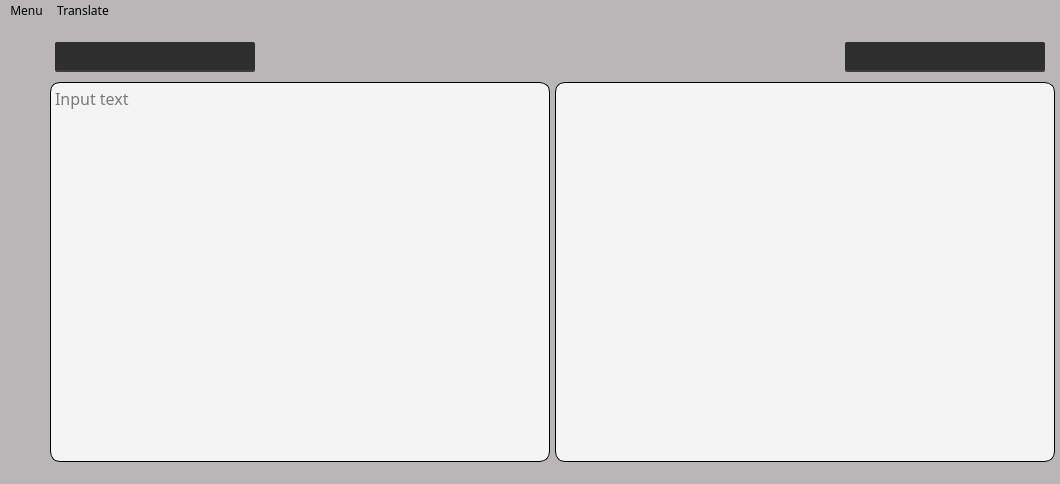
Above: TranslateMate.ui from spone12/translated_mate before the change. Below: the same form after it.
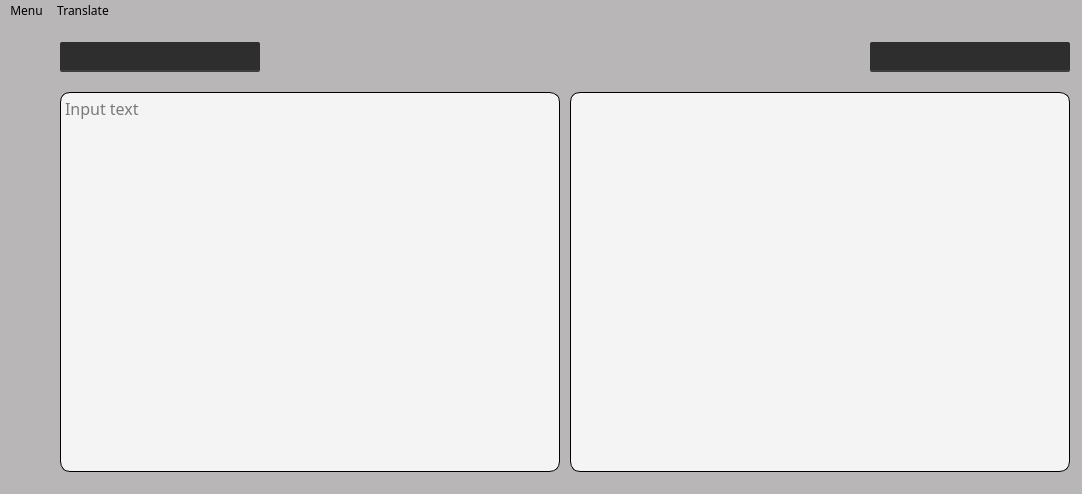
That is the form after the change. Icons and pictures are not drawn.

Commit message: Added window saving text translation

Patch:
```diff
--- a/TranslateMate.ui
+++ b/TranslateMate.ui
@@ -9,8 +9,8 @@
    <rect>
     <x>0</x>
     <y>0</y>
-    <width>1060</width>
-    <height>484</height>
+    <width>1082</width>
+    <height>494</height>
    </rect>
   </property>
   <property name="sizePolicy">
@@ -72,52 +72,10 @@
 }</string>
   </property>
   <widget class="QWidget" name="centralwidget">
-   <widget class="QTextEdit" name="inputBox">
-    <property name="geometry">
-     <rect>
-      <x>50</x>
-      <y>60</y>
-      <width>500</width>
-      <height>380</height>
-     </rect>
-    </property>
-    <property name="styleSheet">
-     <string notr="true">border: 1px solid black;
-border-radius: 10px;
-background: #f4f4f5;
-font-size: 16px;
-</string>
-    </property>
-    <property name="placeholderText">
-     <string>Input text</string>
-    </property>
-   </widget>
-   <widget class="QTextEdit" name="translateBox">
-    <property name="enabled">
-     <bool>true</bool>
-    </property>
-    <property name="geometry">
-     <rect>
-      <x>555</x>
-      <y>60</y>
-      <width>500</width>
-      <height>380</height>
-     </rect>
-    </property>
-    <property name="styleSheet">
-     <string notr="true">border: 1px solid black;
-border-radius: 10px;
-background: #f4f4f5;
-font-size: 16px;</string>
-    </property>
-    <property name="readOnly">
-     <bool>true</bool>
-    </property>
-   </widget>
    <widget class="QComboBox" name="fromLang">
     <property name="geometry">
      <rect>
-      <x>55</x>
+      <x>60</x>
       <y>20</y>
       <width>200</width>
       <height>30</height>
@@ -161,7 +119,7 @@
    <widget class="QComboBox" name="toLang">
     <property name="geometry">
      <rect>
-      <x>845</x>
+      <x>870</x>
       <y>20</y>
       <width>200</width>
       <height>30</height>
@@ -205,8 +163,8 @@
    <widget class="QLabel" name="translateLabel">
     <property name="geometry">
      <rect>
-      <x>5</x>
-      <y>60</y>
+      <x>10</x>
+      <y>90</y>
       <width>40</width>
       <height>40</height>
      </rect>
@@ -245,7 +203,7 @@
    <widget class="QLabel" name="reverseTranslate">
     <property name="geometry">
      <rect>
-      <x>540</x>
+      <x>550</x>
       <y>20</y>
       <width>30</width>
       <height>30</height>
@@ -282,55 +240,66 @@
      <bool>true</bool>
     </property>
    </widget>
-   <widget class="QLabel" name="clearInput">
+   <widget class="QStackedWidget" name="stackedWidget">
     <property name="geometry">
      <rect>
-      <x>500</x>
-      <y>70</y>
-      <width>30</width>
-      <height>30</height>
+      <x>60</x>
+      <y>60</y>
+      <width>1011</width>
+      <height>391</height>
      </rect>
     </property>
     <property name="cursor">
      <cursorShape>PointingHandCursor</cursorShape>
     </property>
-    <property name="focusPolicy">
-     <enum>Qt::NoFocus</enum>
-    </property>
-    <property name="toolTip">
-     <string>Clear input and translated text</string>
-    </property>
-    <property name="autoFillBackground">
-     <bool>false</bool>
-    </property>
-    <property name="styleSheet">
-     <string notr="true">#clearInput {
-	background-repeat: no-repeat;
- 	border-radius:  5px;
-	background: none;
-	opacity: 0.5;
-	padding: 7px;
-}
-#clearInput:hover  {
-	opacity: 1;
-	background: #dedddd;
-}</string>
-    </property>
-    <property name="text">
-     <string/>
-    </property>
-    <property name="pixmap">
-     <pixmap>img/close.png</pixmap>
-    </property>
-    <property name="scaledContents">
+    <widget class="QWidget" name="MainTranslate" native="true">
+     <widget class="QTextEdit" name="inputBox">
+      <property name="geometry">
+       <rect>
+        <x>0</x>
+        <y>10</y>
+        <width>500</width>
+        <height>380</height>
+       </rect>
+      </property>
+      <property name="styleSheet">
+       <string notr="true">border: 1px solid black;
+border-radius: 10px;
+background: #f4f4f5;
+font-size: 16px;
+</string>
+      </property>
+      <property name="placeholderText">
+       <string>Input text</string>
+      </property>
+     </widget>
+     <widget class="QTextEdit" name="translateBox">
+      <property name="enabled">
+       <bool>true</bool>
+      </property>
+      <property name="geometry">
+       <rect>
+        <x>510</x>
+        <y>10</y>
+        <width>500</width>
+        <height>380</height>
+       </rect>
+      </property>
+      <property name="styleSheet">
+       <string notr="true">border: 1px solid black;
+border-radius: 10px;
+background: #f4f4f5;
+font-size: 16px;</string>
+      </property>
+      <property name="readOnly">
      <bool>true</bool>
     </property>
    </widget>
    <widget class="QLabel" name="copyTranslate">
     <property name="geometry">
      <rect>
-      <x>1005</x>
-      <y>400</y>
+        <x>960</x>
+        <y>340</y>
       <width>30</width>
       <height>30</height>
      </rect>
@@ -373,13 +342,100 @@
      <bool>true</bool>
     </property>
    </widget>
+     <widget class="QLabel" name="clearInput">
+      <property name="geometry">
+       <rect>
+        <x>460</x>
+        <y>20</y>
+        <width>30</width>
+        <height>30</height>
+       </rect>
+      </property>
+      <property name="cursor">
+       <cursorShape>PointingHandCursor</cursorShape>
+      </property>
+      <property name="focusPolicy">
+       <enum>Qt::NoFocus</enum>
+      </property>
+      <property name="toolTip">
+       <string>Clear input and translated text</string>
+      </property>
+      <property name="autoFillBackground">
+       <bool>false</bool>
+      </property>
+      <property name="styleSheet">
+       <string notr="true">#clearInput {
+	background-repeat: no-repeat;
+ 	border-radius:  5px;
+	background: none;
+	opacity: 0.5;
+	padding: 7px;
+}
+#clearInput:hover  {
+	opacity: 1;
+	background: #dedddd;
+}</string>
+      </property>
+      <property name="text">
+       <string/>
+      </property>
+      <property name="pixmap">
+       <pixmap>img/close.png</pixmap>
+      </property>
+      <property name="scaledContents">
+       <bool>true</bool>
+      </property>
+     </widget>
+    </widget>
+    <widget class="QWidget" name="SaveTranslate" native="true"/>
+   </widget>
+   <widget class="QLabel" name="saveTranslationWindow">
+    <property name="geometry">
+     <rect>
+      <x>10</x>
+      <y>140</y>
+      <width>40</width>
+      <height>40</height>
+     </rect>
+    </property>
+    <property name="cursor">
+     <cursorShape>PointingHandCursor</cursorShape>
+    </property>
+    <property name="focusPolicy">
+     <enum>Qt::NoFocus</enum>
+    </property>
+    <property name="toolTip">
+     <string>Save translation window</string>
+    </property>
+    <property name="autoFillBackground">
+     <bool>false</bool>
+    </property>
+    <property name="styleSheet">
+     <string notr="true">#saveTranslationWindow {
+	background-repeat: no-repeat;
+ 	border-radius:  5px;
+}
+#saveTranslationWindow:hover  {
+	background:  #fff6f7;
+}</string>
+    </property>
+    <property name="text">
+     <string/>
+    </property>
+    <property name="pixmap">
+     <pixmap>img/saveButton.png</pixmap>
+    </property>
+    <property name="scaledContents">
+     <bool>true</bool>
+    </property>
+   </widget>
   </widget>
   <widget class="QMenuBar" name="menubar">
    <property name="geometry">
     <rect>
      <x>0</x>
      <y>0</y>
-     <width>1060</width>
+     <width>1082</width>
      <height>22</height>
     </rect>
    </property>
```
Left out of the diff: 8 changed lines with no effect on the pictures. Lines whose indentation alone changed are shown as unchanged. The commit also changes 5 other files.
